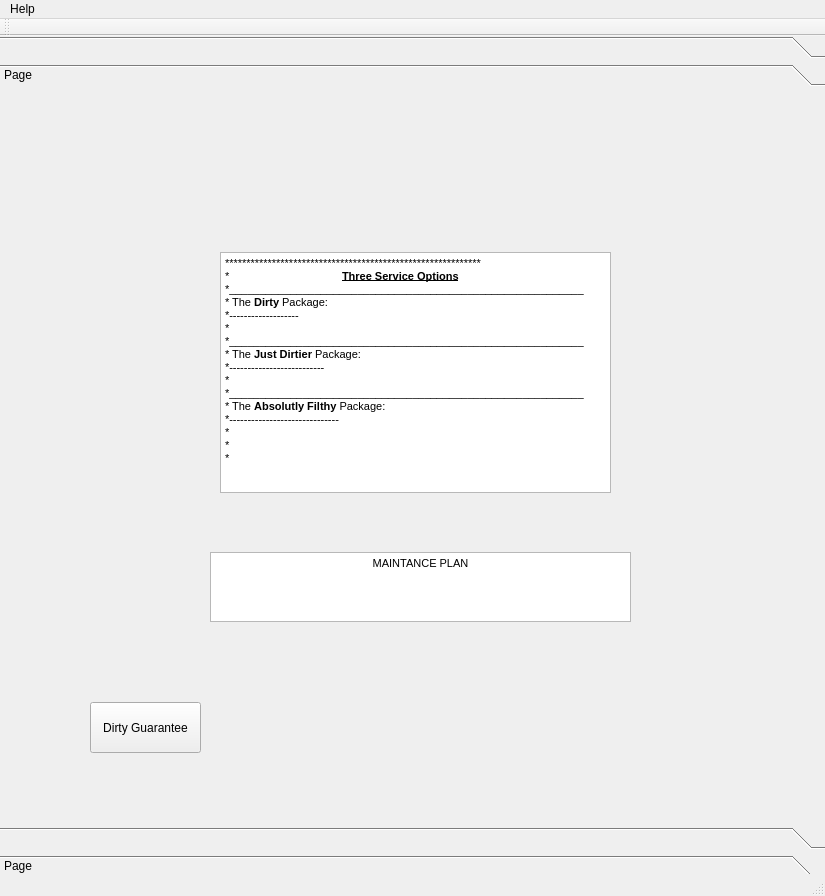
Qt form frontpage.ui (CingarBear/JustDirty-er) before a commit.
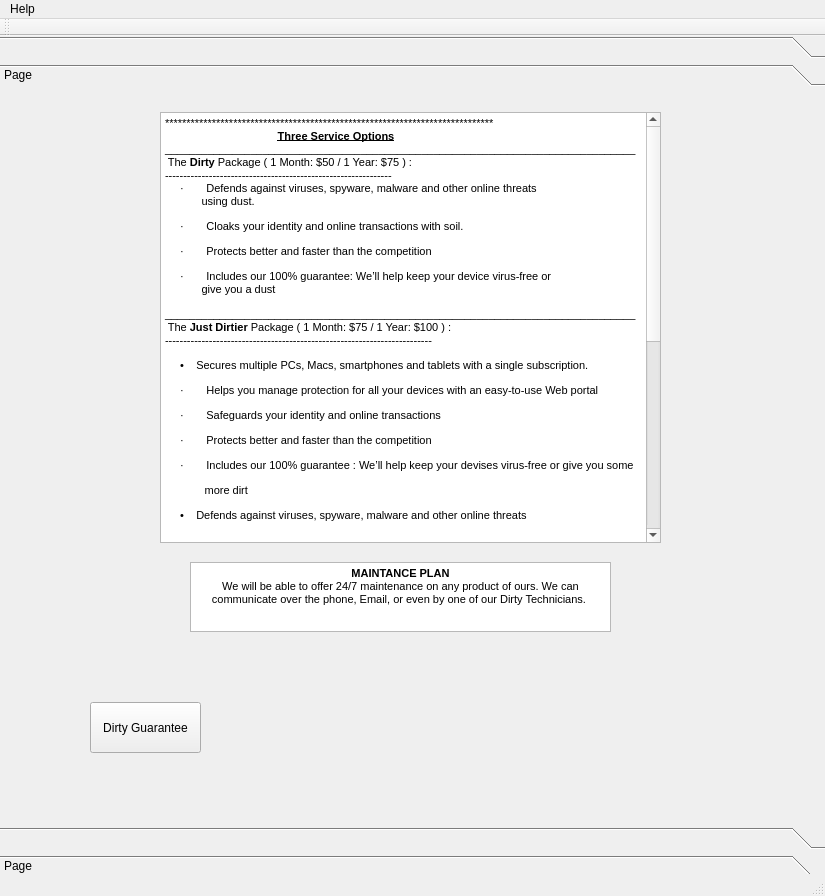
The same form after that commit. The open tabs and pages were chosen to show the change. Icons and pictures are not drawn.

```diff
--- a/frontpage.ui
+++ b/frontpage.ui
@@ -35,7 +35,7 @@
     <property name="frameShadow">
      <enum>QFrame::Sunken</enum>
     </property>
-    <widget class="QWidget" name="">
+    <widget class="QWidget" name="Home">
      <property name="geometry">
       <rect>
        <x>0</x>
@@ -190,8 +190,8 @@
      <widget class="QTextEdit" name="textEdit_4">
       <property name="geometry">
        <rect>
-        <x>210</x>
-        <y>460</y>
+        <x>190</x>
+        <y>470</y>
         <width>421</width>
         <height>70</height>
        </rect>
@@ -201,16 +201,17 @@
 &lt;html&gt;&lt;head&gt;&lt;meta name=&quot;qrichtext&quot; content=&quot;1&quot; /&gt;&lt;style type=&quot;text/css&quot;&gt;
 p, li { white-space: pre-wrap; }
 &lt;/style&gt;&lt;/head&gt;&lt;body style=&quot; font-family:'MS Shell Dlg 2'; font-size:8.25pt; font-weight:400; font-style:normal;&quot;&gt;
-&lt;p align=&quot;center&quot; style=&quot; margin-top:0px; margin-bottom:0px; margin-left:0px; margin-right:0px; -qt-block-indent:0; text-indent:0px;&quot;&gt;&lt;span style=&quot; font-size:7.875pt;&quot;&gt;MAINTANCE PLAN&lt;/span&gt;&lt;/p&gt;&lt;/body&gt;&lt;/html&gt;</string>
+&lt;p align=&quot;center&quot; style=&quot; margin-top:0px; margin-bottom:0px; margin-left:0px; margin-right:0px; -qt-block-indent:0; text-indent:0px;&quot;&gt;&lt;span style=&quot; font-size:7.875pt; font-weight:600;&quot;&gt;MAINTANCE PLAN&lt;/span&gt;&lt;/p&gt;
+&lt;p align=&quot;center&quot; style=&quot; margin-top:0px; margin-bottom:0px; margin-left:0px; margin-right:0px; -qt-block-indent:0; text-indent:0px;&quot;&gt;&lt;span style=&quot; font-size:8pt;&quot;&gt;We will be able to offer 24/7 maintenance on any product of ours. We can communicate over the phone, Email, or even by one of our Dirty Technicians. &lt;/span&gt;&lt;/p&gt;&lt;/body&gt;&lt;/html&gt;</string>
       </property>
      </widget>
      <widget class="QTextEdit" name="textEdit_5">
       <property name="geometry">
        <rect>
-        <x>220</x>
-        <y>160</y>
-        <width>391</width>
-        <height>241</height>
+        <x>160</x>
+        <y>20</y>
+        <width>501</width>
+        <height>431</height>
        </rect>
       </property>
       <property name="readOnly">
@@ -221,21 +222,42 @@
 &lt;html&gt;&lt;head&gt;&lt;meta name=&quot;qrichtext&quot; content=&quot;1&quot; /&gt;&lt;style type=&quot;text/css&quot;&gt;
 p, li { white-space: pre-wrap; }
 &lt;/style&gt;&lt;/head&gt;&lt;body style=&quot; font-family:'MS Shell Dlg 2'; font-size:8.25pt; font-weight:400; font-style:normal;&quot;&gt;
-&lt;p style=&quot; margin-top:0px; margin-bottom:0px; margin-left:0px; margin-right:0px; -qt-block-indent:0; text-indent:0px;&quot;&gt;&lt;span style=&quot; font-size:7.875pt;&quot;&gt;************************************************************&lt;/span&gt;&lt;/p&gt;
-&lt;p style=&quot; margin-top:0px; margin-bottom:0px; margin-left:0px; margin-right:0px; -qt-block-indent:0; text-indent:0px;&quot;&gt;&lt;span style=&quot; font-size:7.875pt;&quot;&gt;*                                     &lt;/span&gt;&lt;span style=&quot; font-size:7.875pt; font-weight:600; text-decoration: underline;&quot;&gt;Three Service Options                                                   &lt;/span&gt;&lt;span style=&quot; font-size:7.875pt;&quot;&gt; *__________________________________________________________&lt;/span&gt;&lt;/p&gt;
-&lt;p style=&quot; margin-top:0px; margin-bottom:0px; margin-left:0px; margin-right:0px; -qt-block-indent:0; text-indent:0px;&quot;&gt;&lt;span style=&quot; font-size:7.875pt;&quot;&gt;* The &lt;/span&gt;&lt;span style=&quot; font-size:7.875pt; font-weight:600;&quot;&gt;Dirty&lt;/span&gt;&lt;span style=&quot; font-size:7.875pt;&quot;&gt; Package:                                                                         &lt;/span&gt;&lt;/p&gt;
-&lt;p style=&quot; margin-top:0px; margin-bottom:0px; margin-left:0px; margin-right:0px; -qt-block-indent:0; text-indent:0px;&quot;&gt;&lt;span style=&quot; font-size:7.875pt;&quot;&gt;*-------------------                                                                               &lt;/span&gt;&lt;/p&gt;
-&lt;p style=&quot; margin-top:0px; margin-bottom:0px; margin-left:0px; margin-right:0px; -qt-block-indent:0; text-indent:0px;&quot;&gt;&lt;span style=&quot; font-size:7.875pt;&quot;&gt;*                                                                                                                                                                                                          &lt;/span&gt;&lt;/p&gt;
-&lt;p style=&quot; margin-top:0px; margin-bottom:0px; margin-left:0px; margin-right:0px; -qt-block-indent:0; text-indent:0px;&quot;&gt;&lt;span style=&quot; font-size:7.875pt;&quot;&gt;*__________________________________________________________&lt;/span&gt;&lt;/p&gt;
-&lt;p style=&quot; margin-top:0px; margin-bottom:0px; margin-left:0px; margin-right:0px; -qt-block-indent:0; text-indent:0px;&quot;&gt;&lt;span style=&quot; font-size:7.875pt;&quot;&gt;* The &lt;/span&gt;&lt;span style=&quot; font-size:7.875pt; font-weight:600;&quot;&gt;Just Dirtier&lt;/span&gt;&lt;span style=&quot; font-size:7.875pt;&quot;&gt; Package:                        &lt;/span&gt;&lt;/p&gt;
-&lt;p style=&quot; margin-top:0px; margin-bottom:0px; margin-left:0px; margin-right:0px; -qt-block-indent:0; text-indent:0px;&quot;&gt;&lt;span style=&quot; font-size:7.875pt;&quot;&gt;*--------------------------                                &lt;/span&gt;&lt;/p&gt;
-&lt;p style=&quot; margin-top:0px; margin-bottom:0px; margin-left:0px; margin-right:0px; -qt-block-indent:0; text-indent:0px;&quot;&gt;&lt;span style=&quot; font-size:7.875pt;&quot;&gt;*                                                          &lt;/span&gt;&lt;/p&gt;
-&lt;p style=&quot; margin-top:0px; margin-bottom:0px; margin-left:0px; margin-right:0px; -qt-block-indent:0; text-indent:0px;&quot;&gt;&lt;span style=&quot; font-size:7.875pt;&quot;&gt;*__________________________________________________________&lt;/span&gt;&lt;/p&gt;
-&lt;p style=&quot; margin-top:0px; margin-bottom:0px; margin-left:0px; margin-right:0px; -qt-block-indent:0; text-indent:0px;&quot;&gt;&lt;span style=&quot; font-size:7.875pt;&quot;&gt;* The &lt;/span&gt;&lt;span style=&quot; font-size:7.875pt; font-weight:600;&quot;&gt;Absolutly Filthy&lt;/span&gt;&lt;span style=&quot; font-size:7.875pt;&quot;&gt; Package:                            &lt;/span&gt;&lt;/p&gt;
-&lt;p style=&quot; margin-top:0px; margin-bottom:0px; margin-left:0px; margin-right:0px; -qt-block-indent:0; text-indent:0px;&quot;&gt;&lt;span style=&quot; font-size:7.875pt;&quot;&gt;*------------------------------                            &lt;/span&gt;&lt;/p&gt;
-&lt;p style=&quot; margin-top:0px; margin-bottom:0px; margin-left:0px; margin-right:0px; -qt-block-indent:0; text-indent:0px;&quot;&gt;&lt;span style=&quot; font-size:7.875pt;&quot;&gt;*                                                          &lt;/span&gt;&lt;/p&gt;
-&lt;p style=&quot; margin-top:0px; margin-bottom:0px; margin-left:0px; margin-right:0px; -qt-block-indent:0; text-indent:0px;&quot;&gt;&lt;span style=&quot; font-size:7.875pt;&quot;&gt;*                                                          &lt;/span&gt;&lt;/p&gt;
-&lt;p style=&quot; margin-top:0px; margin-bottom:0px; margin-left:0px; margin-right:0px; -qt-block-indent:0; text-indent:0px;&quot;&gt;&lt;span style=&quot; font-size:7.875pt;&quot;&gt;*                                                          &lt;/span&gt;&lt;/p&gt;&lt;/body&gt;&lt;/html&gt;</string>
+&lt;p style=&quot; margin-top:0px; margin-bottom:0px; margin-left:0px; margin-right:0px; -qt-block-indent:0; text-indent:0px;&quot;&gt;&lt;span style=&quot; font-size:7.875pt;&quot;&gt;*****************************************************************************&lt;/span&gt;&lt;/p&gt;
+&lt;p style=&quot; margin-top:0px; margin-bottom:0px; margin-left:0px; margin-right:0px; -qt-block-indent:0; text-indent:0px;&quot;&gt;&lt;span style=&quot; font-size:7.875pt;&quot;&gt;                                     &lt;/span&gt;&lt;span style=&quot; font-size:7.875pt; font-weight:600; text-decoration: underline;&quot;&gt;Three Service Options                                                   &lt;/span&gt;&lt;span style=&quot; font-size:7.875pt;&quot;&gt; _____________________________________________________________________________&lt;/span&gt;&lt;/p&gt;
+&lt;p style=&quot; margin-top:0px; margin-bottom:0px; margin-left:0px; margin-right:0px; -qt-block-indent:0; text-indent:0px;&quot;&gt;&lt;span style=&quot; font-size:7.875pt;&quot;&gt; The &lt;/span&gt;&lt;span style=&quot; font-size:7.875pt; font-weight:600;&quot;&gt;Dirty&lt;/span&gt;&lt;span style=&quot; font-size:7.875pt;&quot;&gt; Package&lt;/span&gt;&lt;span style=&quot; font-size:8pt;&quot;&gt; ( 1 Month: $50 / 1 Year: $75 ) &lt;/span&gt;&lt;span style=&quot; font-size:7.875pt;&quot;&gt;:                                                                         &lt;/span&gt;&lt;/p&gt;
+&lt;p style=&quot; margin-top:0px; margin-bottom:0px; margin-left:0px; margin-right:0px; -qt-block-indent:0; text-indent:0px;&quot;&gt;&lt;span style=&quot; font-size:7.875pt;&quot;&gt;--------------------------------------------------------------                                                                              &lt;/span&gt;&lt;/p&gt;
+&lt;p style=&quot; margin-top:0px; margin-bottom:0px; margin-left:0px; margin-right:0px; -qt-block-indent:0; text-indent:0px;&quot;&gt;&lt;span style=&quot; font-family:'Symbol'; font-size:8pt;&quot;&gt;     ·&lt;/span&gt;&lt;span style=&quot; font-family:'Times New Roman'; font-size:7pt;&quot;&gt;         &lt;/span&gt;&lt;span style=&quot; font-size:8pt;&quot;&gt;Defends against viruses, spyware, malware and other online threats 		            using dust. &lt;/span&gt;&lt;/p&gt;
+&lt;p style=&quot; margin-top:12px; margin-bottom:12px; margin-left:0px; margin-right:0px; -qt-block-indent:0; text-indent:0px;&quot;&gt;&lt;span style=&quot; font-family:'Symbol'; font-size:8pt;&quot;&gt;     ·&lt;/span&gt;&lt;span style=&quot; font-family:'Times New Roman'; font-size:7pt;&quot;&gt;         &lt;/span&gt;&lt;span style=&quot; font-size:8pt;&quot;&gt;Cloaks your identity and online transactions with soil. &lt;/span&gt;&lt;/p&gt;
+&lt;p style=&quot; margin-top:12px; margin-bottom:12px; margin-left:0px; margin-right:0px; -qt-block-indent:0; text-indent:0px;&quot;&gt;&lt;span style=&quot; font-family:'Symbol'; font-size:8pt;&quot;&gt;     ·&lt;/span&gt;&lt;span style=&quot; font-family:'Times New Roman'; font-size:7pt;&quot;&gt;         &lt;/span&gt;&lt;span style=&quot; font-size:8pt;&quot;&gt;Protects better and faster than the competition &lt;/span&gt;&lt;/p&gt;
+&lt;p style=&quot; margin-top:12px; margin-bottom:12px; margin-left:0px; margin-right:0px; -qt-block-indent:0; text-indent:0px;&quot;&gt;&lt;span style=&quot; font-family:'Symbol'; font-size:8pt;&quot;&gt;     ·&lt;/span&gt;&lt;span style=&quot; font-family:'Times New Roman'; font-size:7pt;&quot;&gt;         &lt;/span&gt;&lt;span style=&quot; font-size:8pt;&quot;&gt;Includes our 100% guarantee: We’ll help keep your device virus-free or 		            give you a dust &lt;/span&gt;&lt;/p&gt;
+&lt;p style=&quot; margin-top:0px; margin-bottom:0px; margin-left:0px; margin-right:0px; -qt-block-indent:0; text-indent:0px;&quot;&gt;&lt;span style=&quot; font-size:7.875pt;&quot;&gt;_____________________________________________________________________________&lt;/span&gt;&lt;/p&gt;
+&lt;p style=&quot; margin-top:0px; margin-bottom:0px; margin-left:0px; margin-right:0px; -qt-block-indent:0; text-indent:0px;&quot;&gt;&lt;span style=&quot; font-size:7.875pt;&quot;&gt; The &lt;/span&gt;&lt;span style=&quot; font-size:7.875pt; font-weight:600;&quot;&gt;Just Dirtier&lt;/span&gt;&lt;span style=&quot; font-size:7.875pt;&quot;&gt; Package &lt;/span&gt;&lt;span style=&quot; font-size:8pt;&quot;&gt;( 1 Month: $75 / 1 Year: $100 ) :&lt;/span&gt;&lt;/p&gt;
+&lt;p style=&quot; margin-top:0px; margin-bottom:0px; margin-left:0px; margin-right:0px; -qt-block-indent:0; text-indent:0px;&quot;&gt;&lt;span style=&quot; font-size:7.875pt;&quot;&gt;-------------------------------------------------------------------------&lt;/span&gt;&lt;/p&gt;
+&lt;p style=&quot; margin-top:12px; margin-bottom:12px; margin-left:0px; margin-right:0px; -qt-block-indent:0; text-indent:0px;&quot;&gt;&lt;span style=&quot; font-size:8pt;&quot;&gt;     •    Secures multiple PCs, Macs, smartphones and tablets with a single subscription. &lt;/span&gt;&lt;/p&gt;
+&lt;p style=&quot; margin-top:12px; margin-bottom:12px; margin-left:0px; margin-right:0px; -qt-block-indent:0; text-indent:0px;&quot;&gt;&lt;span style=&quot; font-family:'Symbol'; font-size:8pt;&quot;&gt;     ·&lt;/span&gt;&lt;span style=&quot; font-family:'Times New Roman'; font-size:7pt;&quot;&gt;         &lt;/span&gt;&lt;span style=&quot; font-size:8pt;&quot;&gt;Helps you manage protection for all your devices with an easy-to-use Web portal &lt;/span&gt;&lt;/p&gt;
+&lt;p style=&quot; margin-top:12px; margin-bottom:12px; margin-left:0px; margin-right:0px; -qt-block-indent:0; text-indent:0px;&quot;&gt;&lt;span style=&quot; font-family:'Symbol'; font-size:8pt;&quot;&gt;     ·&lt;/span&gt;&lt;span style=&quot; font-family:'Times New Roman'; font-size:7pt;&quot;&gt;         &lt;/span&gt;&lt;span style=&quot; font-size:8pt;&quot;&gt;Safeguards your identity and online transactions &lt;/span&gt;&lt;/p&gt;
+&lt;p style=&quot; margin-top:12px; margin-bottom:12px; margin-left:0px; margin-right:0px; -qt-block-indent:0; text-indent:0px;&quot;&gt;&lt;span style=&quot; font-family:'Symbol'; font-size:8pt;&quot;&gt;     ·&lt;/span&gt;&lt;span style=&quot; font-family:'Times New Roman'; font-size:7pt;&quot;&gt;         &lt;/span&gt;&lt;span style=&quot; font-size:8pt;&quot;&gt;Protects better and faster than the competition &lt;/span&gt;&lt;/p&gt;
+&lt;p style=&quot; margin-top:12px; margin-bottom:12px; margin-left:0px; margin-right:0px; -qt-block-indent:0; text-indent:0px;&quot;&gt;&lt;span style=&quot; font-family:'Symbol'; font-size:8pt;&quot;&gt;     ·&lt;/span&gt;&lt;span style=&quot; font-family:'Times New Roman'; font-size:7pt;&quot;&gt;         &lt;/span&gt;&lt;span style=&quot; font-size:8pt;&quot;&gt;Includes our 100% guarantee : We’ll help keep your devises virus-free or give you some         &lt;/span&gt;&lt;/p&gt;
+&lt;p style=&quot; margin-top:12px; margin-bottom:12px; margin-left:0px; margin-right:0px; -qt-block-indent:0; text-indent:0px;&quot;&gt;&lt;span style=&quot; font-size:8pt;&quot;&gt;             more dirt &lt;/span&gt;&lt;/p&gt;
+&lt;p style=&quot; margin-top:12px; margin-bottom:12px; margin-left:0px; margin-right:0px; -qt-block-indent:0; text-indent:0px;&quot;&gt;&lt;span style=&quot; font-size:8pt;&quot;&gt;     •    Defends against viruses, spyware, malware and other online threats &lt;/span&gt;&lt;span style=&quot; font-size:7.875pt;&quot;&gt;                                                      &lt;/span&gt;&lt;/p&gt;
+&lt;p style=&quot; margin-top:0px; margin-bottom:0px; margin-left:0px; margin-right:0px; -qt-block-indent:0; text-indent:0px;&quot;&gt;&lt;span style=&quot; font-size:7.875pt;&quot;&gt;                                                          &lt;/span&gt;&lt;/p&gt;
+&lt;p style=&quot; margin-top:0px; margin-bottom:0px; margin-left:0px; margin-right:0px; -qt-block-indent:0; text-indent:0px;&quot;&gt;&lt;span style=&quot; font-size:7.875pt;&quot;&gt;_____________________________________________________________________________&lt;/span&gt;&lt;/p&gt;
+&lt;p style=&quot; margin-top:0px; margin-bottom:0px; margin-left:0px; margin-right:0px; -qt-block-indent:0; text-indent:0px;&quot;&gt;&lt;span style=&quot; font-size:7.875pt;&quot;&gt; The &lt;/span&gt;&lt;span style=&quot; font-size:7.875pt; font-weight:600;&quot;&gt;Absolutly Filthy&lt;/span&gt;&lt;span style=&quot; font-size:7.875pt;&quot;&gt; Package &lt;/span&gt;&lt;span style=&quot; font-size:8pt;&quot;&gt;( 1 Month: $100 / 2 Months: $150 ) :&lt;/span&gt;&lt;/p&gt;
+&lt;p style=&quot; margin-top:0px; margin-bottom:0px; margin-left:0px; margin-right:0px; -qt-block-indent:0; text-indent:0px;&quot;&gt;&lt;span style=&quot; font-size:7.875pt;&quot;&gt;-----------------------------------------------------------------------------------&lt;/span&gt;&lt;/p&gt;
+&lt;p style=&quot; margin-top:12px; margin-bottom:12px; margin-left:0px; margin-right:0px; -qt-block-indent:0; text-indent:0px; background-color:#ffffff;&quot;&gt;&lt;span style=&quot; font-family:'Symbol'; font-size:8pt; color:#191919;&quot;&gt;     ·&lt;/span&gt;&lt;span style=&quot; font-family:'Times New Roman'; font-size:7pt; color:#191919;&quot;&gt;         &lt;/span&gt;&lt;span style=&quot; font-size:8pt; color:#191919;&quot;&gt;Offers you 25 GB of secure online PC storage, with the ability to add more as your needs&lt;/span&gt;&lt;/p&gt;
+&lt;p style=&quot; margin-top:12px; margin-bottom:12px; margin-left:0px; margin-right:0px; -qt-block-indent:0; text-indent:0px; background-color:#ffffff;&quot;&gt;&lt;span style=&quot; font-size:8pt; color:#191919;&quot;&gt;             change.&lt;/span&gt;&lt;span style=&quot; font-size:8pt;&quot;&gt; &lt;/span&gt;&lt;/p&gt;
+&lt;p style=&quot; margin-top:12px; margin-bottom:12px; margin-left:0px; margin-right:0px; -qt-block-indent:0; text-indent:0px; background-color:#ffffff;&quot;&gt;&lt;span style=&quot; font-family:'Symbol'; font-size:8pt; color:#191919;&quot;&gt;     ·&lt;/span&gt;&lt;span style=&quot; font-family:'Times New Roman'; font-size:7pt; color:#191919;&quot;&gt;         &lt;/span&gt;&lt;span style=&quot; font-size:8pt; color:#191919;&quot;&gt;Provides premium family safety features so your kids can explore their connected world&lt;/span&gt;&lt;/p&gt;
+&lt;p style=&quot; margin-top:12px; margin-bottom:12px; margin-left:0px; margin-right:0px; -qt-block-indent:0; text-indent:0px; background-color:#ffffff;&quot;&gt;&lt;span style=&quot; font-size:8pt; color:#191919;&quot;&gt;             safely.&lt;/span&gt;&lt;span style=&quot; font-size:8pt;&quot;&gt; &lt;/span&gt;&lt;/p&gt;
+&lt;p style=&quot; margin-top:12px; margin-bottom:12px; margin-left:0px; margin-right:0px; -qt-block-indent:0; text-indent:0px; background-color:#ffffff;&quot;&gt;&lt;span style=&quot; font-family:'Symbol'; font-size:8pt; color:#191919;&quot;&gt;     ·&lt;/span&gt;&lt;span style=&quot; font-family:'Times New Roman'; font-size:7pt; color:#191919;&quot;&gt;         &lt;/span&gt;&lt;span style=&quot; font-size:8pt; color:#191919;&quot;&gt;Secures multiple PCs, Macs, smartphones and tablets with a single subscription.&lt;/span&gt;&lt;span style=&quot; font-size:8pt;&quot;&gt; &lt;/span&gt;&lt;/p&gt;
+&lt;p style=&quot; margin-top:12px; margin-bottom:12px; margin-left:0px; margin-right:0px; -qt-block-indent:0; text-indent:0px; background-color:#ffffff;&quot;&gt;&lt;span style=&quot; font-family:'Symbol'; font-size:8pt; color:#191919;&quot;&gt;     ·&lt;/span&gt;&lt;span style=&quot; font-family:'Times New Roman'; font-size:7pt; color:#191919;&quot;&gt;         &lt;/span&gt;&lt;span style=&quot; font-size:8pt; color:#191919;&quot;&gt;Helps you manage protection for all your devices with an easy-to-use Web portal.&lt;/span&gt;&lt;span style=&quot; font-size:8pt;&quot;&gt; &lt;/span&gt;&lt;/p&gt;
+&lt;p style=&quot; margin-top:12px; margin-bottom:12px; margin-left:0px; margin-right:0px; -qt-block-indent:0; text-indent:0px; background-color:#ffffff;&quot;&gt;&lt;span style=&quot; font-family:'Symbol'; font-size:8pt; color:#191919;&quot;&gt;     ·&lt;/span&gt;&lt;span style=&quot; font-family:'Times New Roman'; font-size:7pt; color:#191919;&quot;&gt;         &lt;/span&gt;&lt;span style=&quot; font-size:8pt; color:#191919;&quot;&gt;Defends against viruses, spyware, malware and other online threats.&lt;/span&gt;&lt;span style=&quot; font-size:8pt;&quot;&gt; &lt;/span&gt;&lt;/p&gt;
+&lt;p style=&quot; margin-top:12px; margin-bottom:12px; margin-left:0px; margin-right:0px; -qt-block-indent:0; text-indent:0px; background-color:#ffffff;&quot;&gt;&lt;span style=&quot; font-family:'Symbol'; font-size:8pt; color:#191919;&quot;&gt;     ·&lt;/span&gt;&lt;span style=&quot; font-family:'Times New Roman'; font-size:7pt; color:#191919;&quot;&gt;         &lt;/span&gt;&lt;span style=&quot; font-size:8pt; color:#191919;&quot;&gt;Safeguards your identity and online transactions.&lt;/span&gt;&lt;span style=&quot; font-size:8pt;&quot;&gt; &lt;/span&gt;&lt;/p&gt;
+&lt;p style=&quot; margin-top:12px; margin-bottom:12px; margin-left:0px; margin-right:0px; -qt-block-indent:0; text-indent:0px; background-color:#ffffff;&quot;&gt;&lt;span style=&quot; font-family:'Symbol'; font-size:8pt; color:#191919;&quot;&gt;     ·&lt;/span&gt;&lt;span style=&quot; font-family:'Times New Roman'; font-size:7pt; color:#191919;&quot;&gt;         &lt;/span&gt;&lt;span style=&quot; font-size:8pt; color:#191919;&quot;&gt;Protects better and faster than the competition.&lt;/span&gt;&lt;span style=&quot; font-size:8pt; color:#191919; vertical-align:super;&quot;&gt;1&lt;/span&gt;&lt;span style=&quot; font-size:8pt;&quot;&gt; &lt;/span&gt;&lt;/p&gt;
+&lt;p style=&quot; margin-top:12px; margin-bottom:12px; margin-left:0px; margin-right:0px; -qt-block-indent:0; text-indent:0px; background-color:#ffffff;&quot;&gt;&lt;span style=&quot; font-family:'Symbol'; font-size:8pt; color:#191919;&quot;&gt;     ·&lt;/span&gt;&lt;span style=&quot; font-family:'Times New Roman'; font-size:7pt; color:#191919;&quot;&gt;         &lt;/span&gt;&lt;span style=&quot; font-size:8pt; color:#191919;&quot;&gt;Includes our 100% guarantee: We’ll help keep your devices virus-free or give you a&lt;/span&gt;&lt;/p&gt;
+&lt;p style=&quot; margin-top:12px; margin-bottom:12px; margin-left:0px; margin-right:0px; -qt-block-indent:0; text-indent:0px; background-color:#ffffff;&quot;&gt;&lt;span style=&quot; font-size:8pt; color:#191919;&quot;&gt;             refund.&lt;/span&gt;&lt;span style=&quot; font-size:7.875pt;&quot;&gt;                        &lt;/span&gt;&lt;/p&gt;
+&lt;p style=&quot; margin-top:0px; margin-bottom:0px; margin-left:0px; margin-right:0px; -qt-block-indent:0; text-indent:0px;&quot;&gt;&lt;span style=&quot; font-size:7.875pt;&quot;&gt;                        &lt;/span&gt;&lt;/p&gt;
+&lt;p style=&quot; margin-top:0px; margin-bottom:0px; margin-left:0px; margin-right:0px; -qt-block-indent:0; text-indent:0px;&quot;&gt;&lt;span style=&quot; font-size:7.875pt;&quot;&gt;                                                          &lt;/span&gt;&lt;/p&gt;
+&lt;p style=&quot; margin-top:0px; margin-bottom:0px; margin-left:0px; margin-right:0px; -qt-block-indent:0; text-indent:0px;&quot;&gt;&lt;span style=&quot; font-size:7.875pt;&quot;&gt;                                                                                                                   &lt;/span&gt;&lt;/p&gt;&lt;/body&gt;&lt;/html&gt;</string>
       </property>
      </widget>
      <widget class="QPushButton" name="pushButton_2">
@@ -321,7 +343,7 @@
       </property>
      </widget>
     </widget>
-    <widget class="QWidget" name="page">
+    <widget class="QWidget" name="Home">
      <property name="geometry">
       <rect>
        <x>0</x>
```
Left out of the diff: 119 changed lines with no effect on the pictures.
